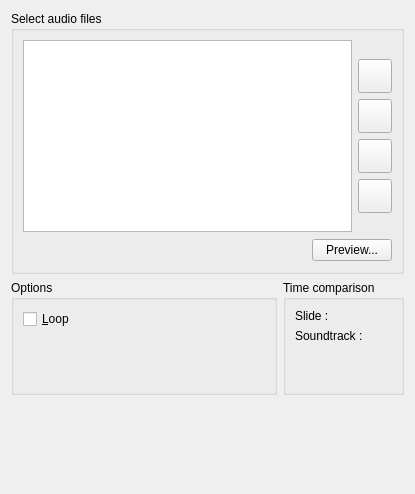
First picture: the form in slideshow/soundtrackdialog.ui, repository KDE/kipi-plugins, before the edit.
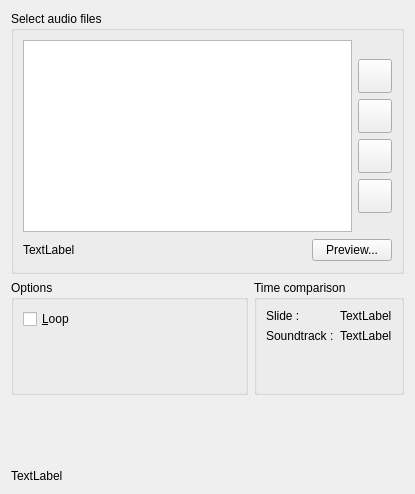
Second picture: the form after the edit. Custom widgets are drawn as their Qt base class.

Patch:
```diff
--- a/slideshow/soundtrackdialog.ui
+++ b/slideshow/soundtrackdialog.ui
@@ -194,7 +194,7 @@
            </sizepolicy>
           </property>
           <property name="text" >
-           <string/>
+           <string comment="KDE::DoNotExtract" >TextLabel</string>
           </property>
          </widget>
         </item>
@@ -278,7 +278,7 @@
           <item row="0" column="1" >
            <widget class="QLabel" name="m_slideTimeLabel" >
             <property name="text" >
-             <string/>
+             <string comment="KDE::DoNotExtract" >TextLabel</string>
             </property>
            </widget>
           </item>
@@ -292,7 +292,7 @@
           <item row="1" column="1" >
            <widget class="QLabel" name="m_soundtrackTimeLabel" >
             <property name="text" >
-             <string/>
+             <string comment="KDE::DoNotExtract" >TextLabel</string>
             </property>
            </widget>
           </item>
@@ -332,7 +332,7 @@
    <item>
     <widget class="QLabel" name="m_statusBarLabel" >
      <property name="text" >
-      <string/>
+      <string comment="KDE::DoNotExtract" >TextLabel</string>
      </property>
     </widget>
    </item>
```
